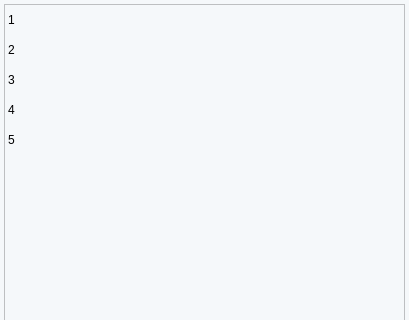
The window that BMSC/widgets/w_console.ui (MucheXD/BetterMinecraftServerConsole) describes before a commit, drawn with Qt 5; both pictures show x 0 to 409 and y 0 to 320 of the 409 by 548 pixel window.
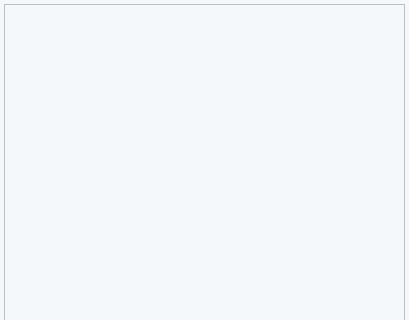
The same window after the commit. Icons and pictures are not drawn.

The edit to the form file:
```diff
--- a/BMSC/widgets/w_console.ui
+++ b/BMSC/widgets/w_console.ui
@@ -147,31 +147,6 @@
      <property name="viewMode">
       <enum>QListView::ListMode</enum>
      </property>
-     <item>
-      <property name="text">
-       <string>1</string>
-      </property>
-     </item>
-     <item>
-      <property name="text">
-       <string>2</string>
-      </property>
-     </item>
-     <item>
-      <property name="text">
-       <string>3</string>
-      </property>
-     </item>
-     <item>
-      <property name="text">
-       <string>4</string>
-      </property>
-     </item>
-     <item>
-      <property name="text">
-       <string>5</string>
-      </property>
-     </item>
     </widget>
    </item>
   </layout>
```
Left out of the diff: 6 changed lines with no effect on the pictures.
